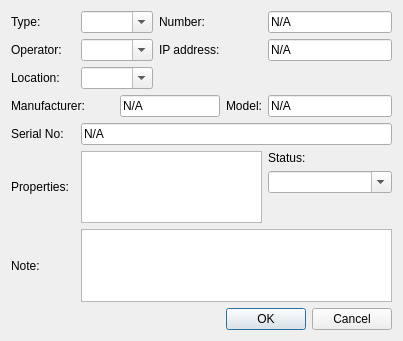
First picture: the form in items.ui, repository firemariovn/qt-inventory, before the edit.
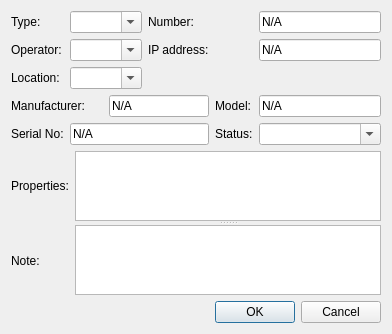
Second picture: the form after the edit. Custom widgets are drawn as their Qt base class.

Diff of the .ui file:
```diff
--- a/items.ui
+++ b/items.ui
@@ -6,8 +6,8 @@
    <rect>
     <x>0</x>
     <y>0</y>
-    <width>369</width>
-    <height>341</height>
+    <width>364</width>
+    <height>326</height>
    </rect>
   </property>
   <property name="windowTitle">
@@ -21,7 +21,7 @@
      </property>
     </widget>
    </item>
-   <item row="0" column="2" colspan="2">
+   <item row="0" column="1" colspan="2">
     <widget class="InventoryComboBox" name="type_comboBox">
      <property name="editable">
       <bool>true</bool>
@@ -31,14 +31,14 @@
      </property>
     </widget>
    </item>
-   <item row="0" column="4">
+   <item row="0" column="3">
     <widget class="QLabel" name="label_2">
      <property name="text">
       <string>Number:</string>
      </property>
     </widget>
    </item>
-   <item row="0" column="6">
+   <item row="0" column="5">
     <widget class="InventoryLineEdit" name="number_lineEdit">
      <property name="text">
       <string>N/A</string>
@@ -52,21 +52,21 @@
      </property>
     </widget>
    </item>
-   <item row="1" column="2" colspan="2">
+   <item row="1" column="1" colspan="2">
     <widget class="InventoryComboBox" name="operator_comboBox">
      <property name="editable">
       <bool>true</bool>
      </property>
     </widget>
    </item>
-   <item row="1" column="4">
+   <item row="1" column="3">
     <widget class="QLabel" name="label_7">
      <property name="text">
       <string>IP address:</string>
      </property>
     </widget>
    </item>
-   <item row="1" column="6">
+   <item row="1" column="5">
     <widget class="InventoryLineEdit" name="ipaddress_lineEdit">
      <property name="text">
       <string>N/A</string>
@@ -80,35 +80,35 @@
      </property>
     </widget>
    </item>
-   <item row="2" column="2" colspan="2">
+   <item row="2" column="1" colspan="2">
     <widget class="InventoryComboBox" name="location_comboBox">
      <property name="editable">
       <bool>true</bool>
      </property>
     </widget>
    </item>
-   <item row="3" column="0" colspan="3">
+   <item row="3" column="0" colspan="2">
     <widget class="QLabel" name="label_5">
      <property name="text">
       <string>Manufacturer:</string>
      </property>
     </widget>
    </item>
-   <item row="3" column="3" colspan="2">
+   <item row="3" column="2" colspan="2">
     <widget class="InventoryLineEdit" name="manufacturer_lineEdit">
      <property name="text">
       <string>N/A</string>
      </property>
     </widget>
    </item>
-   <item row="3" column="5">
+   <item row="3" column="4">
     <widget class="QLabel" name="label_6">
      <property name="text">
       <string>Model:</string>
      </property>
     </widget>
    </item>
-   <item row="3" column="6">
+   <item row="3" column="5">
     <widget class="InventoryLineEdit" name="model_lineEdit">
      <property name="text">
       <string>N/A</string>
@@ -122,24 +122,81 @@
      </property>
     </widget>
    </item>
-   <item row="4" column="2" colspan="5">
+   <item row="4" column="1" colspan="3">
     <widget class="InventoryLineEdit" name="serialno_lineEdit">
      <property name="text">
       <string>N/A</string>
      </property>
     </widget>
    </item>
-   <item row="7" column="0">
-    <widget class="QLabel" name="label_9">
+   <item row="4" column="4">
+    <widget class="QLabel" name="label_10">
      <property name="text">
-      <string>Note:</string>
+      <string>Status:</string>
      </property>
     </widget>
    </item>
-   <item row="7" column="2" colspan="5">
-    <widget class="QTextEdit" name="note_textEdit"/>
+   <item row="4" column="5">
+    <widget class="InventoryComboBox" name="status_comboBox">
+     <property name="editable">
+      <bool>true</bool>
+     </property>
+    </widget>
    </item>
-   <item row="9" column="5" colspan="2">
+   <item row="5" column="0" colspan="6">
+    <layout class="QHBoxLayout" name="horizontalLayout">
+     <item>
+      <layout class="QVBoxLayout" name="verticalLayout_2">
+       <property name="sizeConstraint">
+        <enum>QLayout::SetDefaultConstraint</enum>
+       </property>
+       <item>
+        <widget class="QLabel" name="label_11">
+         <property name="sizePolicy">
+          <sizepolicy hsizetype="Maximum" vsizetype="Preferred">
+           <horstretch>0</horstretch>
+           <verstretch>0</verstretch>
+          </sizepolicy>
+         </property>
+         <property name="text">
+          <string>Properties:</string>
+         </property>
+        </widget>
+       </item>
+       <item>
+        <widget class="QLabel" name="label_9">
+         <property name="sizePolicy">
+          <sizepolicy hsizetype="Maximum" vsizetype="Preferred">
+           <horstretch>0</horstretch>
+           <verstretch>0</verstretch>
+          </sizepolicy>
+         </property>
+         <property name="text">
+          <string>Note:</string>
+         </property>
+        </widget>
+       </item>
+      </layout>
+     </item>
+     <item>
+      <widget class="QSplitter" name="splitter">
+       <property name="orientation">
+        <enum>Qt::Vertical</enum>
+       </property>
+       <widget class="QTreeView" name="properties_treeView">
+        <property name="rootIsDecorated">
+         <bool>false</bool>
+        </property>
+        <property name="itemsExpandable">
+         <bool>false</bool>
+        </property>
+       </widget>
+       <widget class="QTextEdit" name="note_textEdit"/>
+      </widget>
+     </item>
+    </layout>
+   </item>
+   <item row="6" column="4" colspan="2">
     <widget class="QDialogButtonBox" name="buttonBox">
      <property name="orientation">
       <enum>Qt::Horizontal</enum>
@@ -149,47 +206,6 @@
      </property>
     </widget>
    </item>
-   <item row="5" column="0">
-    <widget class="QLabel" name="label_11">
-     <property name="text">
-      <string>Properties:</string>
-     </property>
-    </widget>
-   </item>
-   <item row="5" column="6">
-    <layout class="QVBoxLayout" name="verticalLayout">
-     <item>
-      <widget class="QLabel" name="label_10">
-       <property name="text">
-        <string>Status:</string>
-       </property>
-      </widget>
-     </item>
-     <item>
-      <widget class="InventoryComboBox" name="status_comboBox">
-       <property name="editable">
-        <bool>true</bool>
-       </property>
-      </widget>
-     </item>
-     <item>
-      <spacer name="verticalSpacer">
-       <property name="orientation">
-        <enum>Qt::Vertical</enum>
-       </property>
-       <property name="sizeHint" stdset="0">
-        <size>
-         <width>20</width>
-         <height>18</height>
-        </size>
-       </property>
-      </spacer>
-     </item>
-    </layout>
-   </item>
-   <item row="5" column="2" colspan="4">
-    <widget class="QTreeView" name="properties_treeView"/>
-   </item>
   </layout>
  </widget>
  <customwidgets>
```
